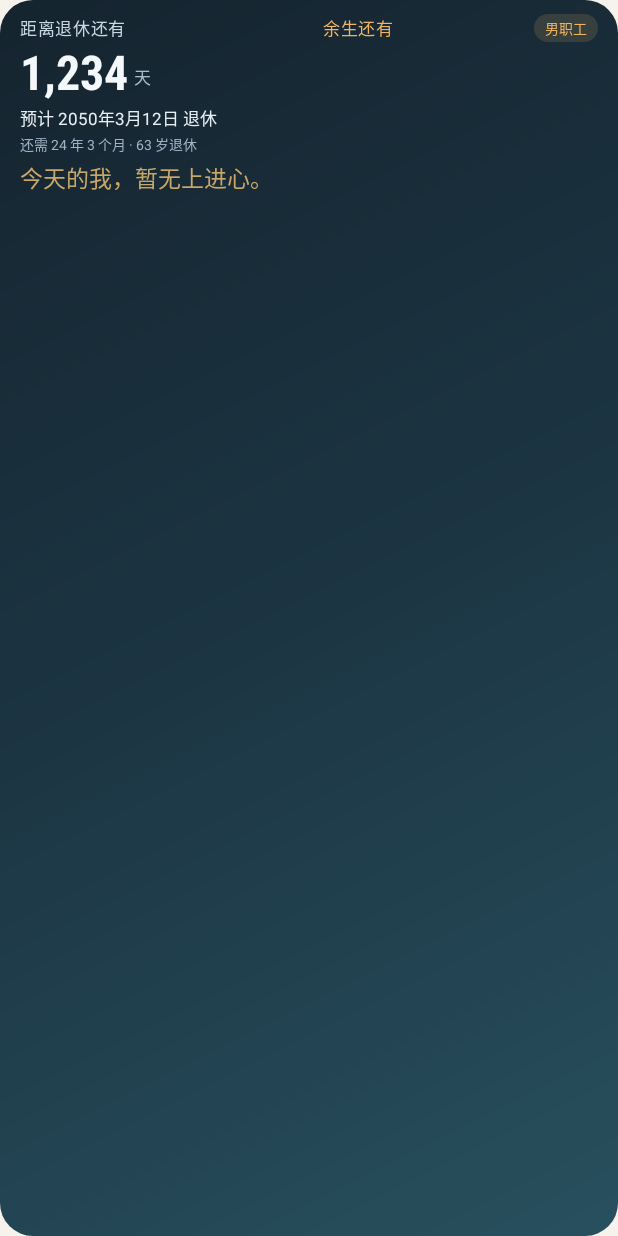
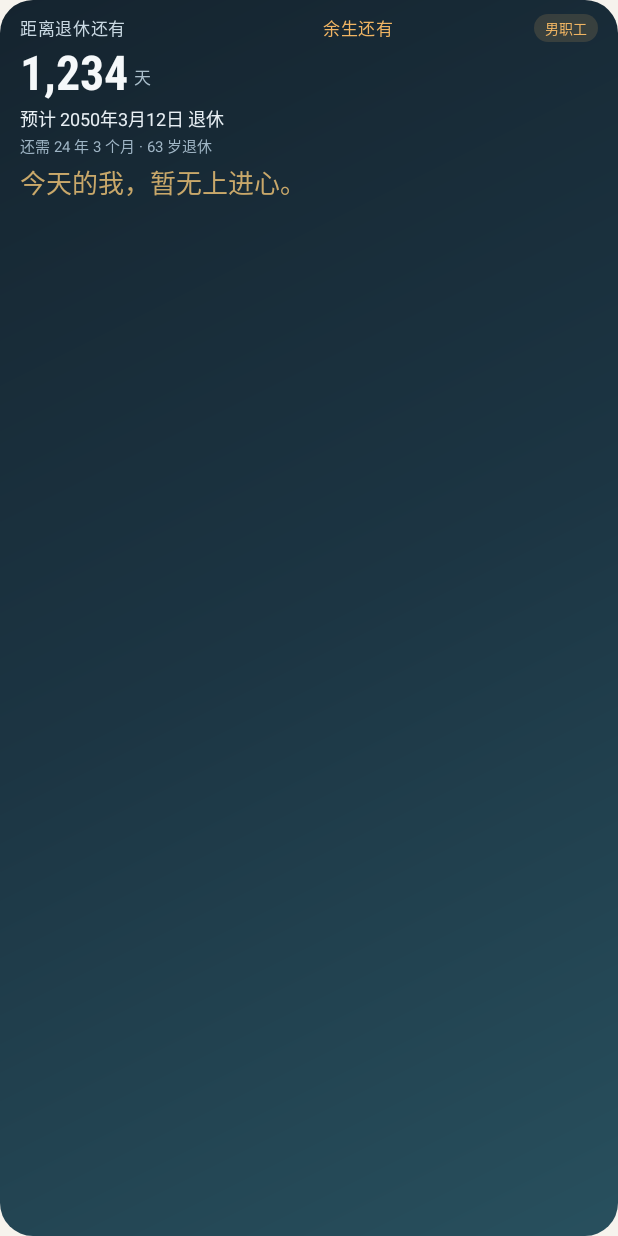
Before and after one commit to hzxs163/retirement-countdown, an Android app: the layout widget_retirement.xml on its own in the app's theme, with its tools: preview values and no code run, on a phone screen of 412 x 824 dp. Run offline under Robolectric (Android 15) with nearby library versions, the phone set to English and light mode, and no system bars.

Commit message:
v0.6.1：消灭小组件底部空白
- 金句行改为 layout_weight=1 + 垂直居中，吃掉卡片剩余高度（只增不减，不会挤掉内容）
- 金句 15sp -> 17sp，预计行 11sp -> 12sp，副行 9sp -> 10sp
- versionCode 12 / versionName 0.6.1

```diff
--- a/app/build.gradle
+++ b/app/build.gradle
@@ -10,8 +10,8 @@ android {
         applicationId "com.hzxs163.retirement"
         minSdk 26
         targetSdk 34
-        versionCode 11
-        versionName "0.6"
+        versionCode 12
+        versionName "0.6.1"
     }
 
     signingConfigs {
--- a/app/src/main/res/layout/widget_retirement.xml
+++ b/app/src/main/res/layout/widget_retirement.xml
@@ -176,7 +176,7 @@
         android:maxLines="1"
         android:text="预计 2050年3月12日 退休"
         android:textColor="#E8EFF4"
-        android:textSize="11sp" />
+        android:textSize="12sp" />
 
     <TextView
         android:id="@+id/widget_line2"
@@ -187,15 +187,17 @@
         android:maxLines="1"
         android:text="还需 24 年 3 个月 · 63 岁退休"
         android:textColor="#9FB5C5"
-        android:textSize="9sp" />
+        android:textSize="10sp" />
 
     <ViewFlipper
         android:id="@+id/widget_quote"
         android:layout_width="match_parent"
         android:layout_height="wrap_content"
         android:layout_marginTop="3dp"
+        android:layout_weight="1"
         android:autoStart="true"
-        android:flipInterval="30000">
+        android:flipInterval="30000"
+        android:gravity="center_vertical">
 
         <TextView
             android:id="@+id/widget_quote_1"
--- a/app/src/main/res/values/strings.xml
+++ b/app/src/main/res/values/strings.xml
@@ -2,7 +2,7 @@
 <resources>
     <string name="app_name">退休倒计时</string>
     <string name="app_tagline">把余下的工作日，数得明明白白</string>
-    <string name="app_version">v0.6</string>
+    <string name="app_version">v0.6.1</string>
 
     <string name="section_settings">设置</string>
     <string name="label_birthday">出生日期</string>
--- a/app/src/main/res/values/styles.xml
+++ b/app/src/main/res/values/styles.xml
@@ -68,6 +68,6 @@
         <item name="android:ellipsize">end</item>
         <item name="android:maxLines">1</item>
         <item name="android:textColor">#C9A86A</item>
-        <item name="android:textSize">15sp</item>
+        <item name="android:textSize">17sp</item>
     </style>
 </resources>
```
Also changed, not shown: 1 other file.
